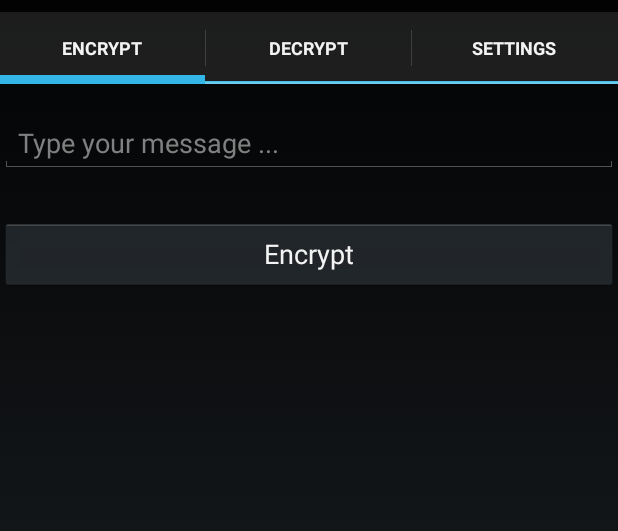
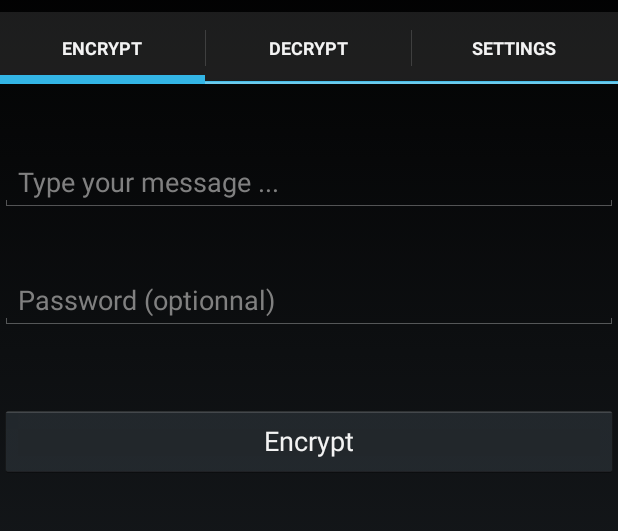
Before and after one commit to Nitorac/HashDroid, an Android app: the screen it shows after launch (MainActivity), after a tap on "Encrypt", on a phone screen of 412 x 824 dp, the part 60-591 px from its top. Run offline under Robolectric (Android 15) with nearby library versions, the phone set to English and light mode, and no system bars.

Commit message:
Added Edit Text Field in encrypt fragment. Added background code for new tab "Cipher"

```diff
--- a/app/src/main/java/com/nitorac/hashdroid/MainActivity.java
+++ b/app/src/main/java/com/nitorac/hashdroid/MainActivity.java
@@ -36,6 +36,7 @@ public class MainActivity extends FragmentActivity implements ActionBar.TabListe
     public static double APPversion = 1.2;
 
     public static String userInput;
+    public static String pwd;
 
     @Override
 	protected void onCreate(Bundle savedInstanceState) {
@@ -136,11 +137,14 @@ public class MainActivity extends FragmentActivity implements ActionBar.TabListe
     {
         Intent intent = new Intent(this, EncryptResultActivity.class);
         EditText input = (EditText) findViewById(R.id.inputString);
+        EditText password = (EditText) findViewById(R.id.pwdText);
         String stringInput = input.getText().toString();
+        String pwdInput = password.getText().toString();
         if(stringInput.isEmpty()){
             Toast.makeText(MainActivity.this, getString(R.string.emptyText), Toast.LENGTH_SHORT).show();
         }else {
             userInput = stringInput;
+            pwd = pwdInput;
             startActivity(intent);
         }
     }
--- a/app/src/main/res/layout/fragment_encrypt.xml
+++ b/app/src/main/res/layout/fragment_encrypt.xml
@@ -9,24 +9,36 @@
         android:layout_width="wrap_content"
         android:layout_height="wrap_content"
         android:id="@+id/inputString"
+        android:layout_marginTop="46dp"
+        android:hint="@string/encryptHint"
         android:layout_alignParentTop="true"
         android:layout_alignParentLeft="true"
         android:layout_alignParentStart="true"
         android:layout_alignParentRight="true"
-        android:layout_alignParentEnd="true"
-        android:layout_marginTop="20dp"
-        android:hint="@string/encryptHint" />
+        android:layout_alignParentEnd="true" />
 
     <Button
         android:layout_width="wrap_content"
         android:layout_height="wrap_content"
         android:text="@string/encryptButton"
         android:id="@+id/encryptButton"
+        android:onClick="hashString"
+        android:layout_below="@+id/pwdText"
+        android:layout_alignParentLeft="true"
+        android:layout_alignParentStart="true"
+        android:layout_marginTop="50dp"
+        android:layout_alignParentRight="true"
+        android:layout_alignParentEnd="true" />
+
+    <EditText
+        android:layout_width="wrap_content"
+        android:layout_height="wrap_content"
+        android:id="@+id/pwdText"
+        android:hint="@string/pwdOpt"
         android:layout_below="@+id/inputString"
         android:layout_alignParentLeft="true"
         android:layout_alignParentStart="true"
+        android:layout_marginTop="39dp"
         android:layout_alignParentRight="true"
-        android:layout_alignParentEnd="true"
-        android:layout_marginTop="30dp"
-        android:onClick="hashString" />
+        android:layout_alignParentEnd="true" />
 </RelativeLayout>
--- a/app/src/main/res/values/strings.xml
+++ b/app/src/main/res/values/strings.xml
@@ -27,5 +27,6 @@
     <string name="ClickTap">Hint : Tap on text to copy it !</string>
     <string name="emptyText">Your message cannot be empty</string>
     <string name="clip">copied !</string>
+    <string name="pwdOpt">Password (optionnal)</string>
 
 </resources>
```
Also changed, not shown: 3 other files.
